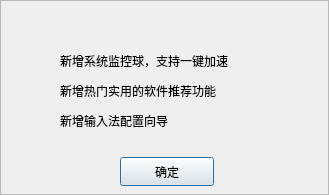
Before: the Qt Designer form src/messagedialog.ui in UbuntuKylin/youker-assistant, drawn with Qt 5.
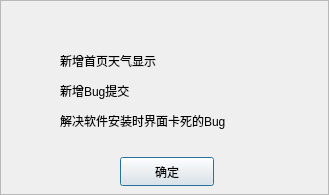
After: the same form once the commit is applied. Icons and pictures are not drawn.

```diff
--- a/src/messagedialog.ui
+++ b/src/messagedialog.ui
@@ -114,7 +114,7 @@
     </rect>
    </property>
    <property name="text">
-    <string>&lt;html&gt;&lt;head/&gt;&lt;body&gt;&lt;p&gt;新增系统监控球，支持一键加速&lt;/p&gt;&lt;/body&gt;&lt;/html&gt;</string>
+    <string>&lt;html&gt;&lt;head/&gt;&lt;body&gt;&lt;p&gt;新增首页天气显示&lt;/p&gt;&lt;/body&gt;&lt;/html&gt;</string>
    </property>
   </widget>
   <widget class="QLabel" name="label_5">
@@ -127,7 +127,7 @@
     </rect>
    </property>
    <property name="text">
-    <string>&lt;html&gt;&lt;head/&gt;&lt;body&gt;&lt;p&gt;新增热门实用的软件推荐功能&lt;/p&gt;&lt;/body&gt;&lt;/html&gt;</string>
+    <string>&lt;html&gt;&lt;head/&gt;&lt;body&gt;&lt;p&gt;新增Bug提交&lt;/p&gt;&lt;/body&gt;&lt;/html&gt;</string>
    </property>
   </widget>
   <widget class="QLabel" name="label_6">
@@ -140,7 +140,7 @@
     </rect>
    </property>
    <property name="text">
-    <string>&lt;html&gt;&lt;head/&gt;&lt;body&gt;&lt;p&gt;新增输入法配置向导&lt;/p&gt;&lt;/body&gt;&lt;/html&gt;</string>
+    <string>&lt;html&gt;&lt;head/&gt;&lt;body&gt;&lt;p&gt;解决软件安装时界面卡死的Bug&lt;/p&gt;&lt;/body&gt;&lt;/html&gt;</string>
    </property>
   </widget>
   <widget class="QFrame" name="frame">
```
